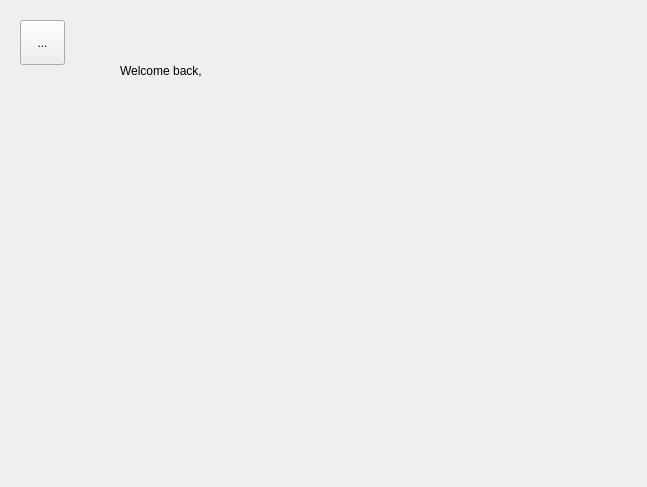
greg-maceachern12/MicroManage, file King_Project/mainpageform.ui: the form before one commit.
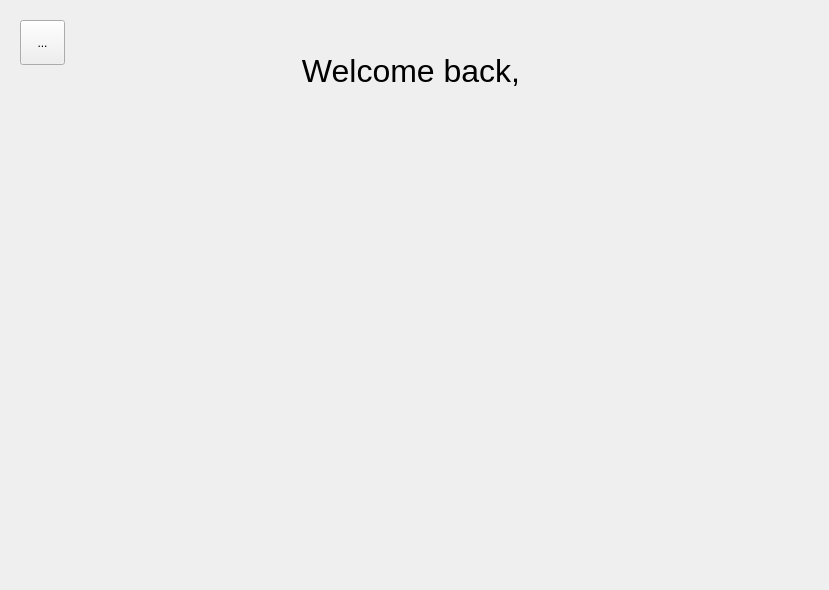
The form after the commit.

```diff
--- a/King_Project/mainpageform.ui
+++ b/King_Project/mainpageform.ui
@@ -6,8 +6,8 @@
    <rect>
     <x>0</x>
     <y>0</y>
-    <width>647</width>
-    <height>487</height>
+    <width>829</width>
+    <height>590</height>
    </rect>
   </property>
   <property name="windowTitle">
@@ -29,15 +29,23 @@
   <widget class="QLabel" name="welcomeLabel">
    <property name="geometry">
     <rect>
-     <x>120</x>
+     <x>210</x>
      <y>40</y>
      <width>411</width>
      <height>61</height>
     </rect>
    </property>
+   <property name="font">
+    <font>
+     <pointsize>24</pointsize>
+    </font>
+   </property>
    <property name="text">
     <string>Welcome back, </string>
    </property>
+   <property name="alignment">
+    <set>Qt::AlignCenter</set>
+   </property>
   </widget>
   <widget class="QWidget" name="gridLayoutWidget">
    <property name="geometry">
```
Left out of the diff: 4 changed lines with no effect on the pictures.
